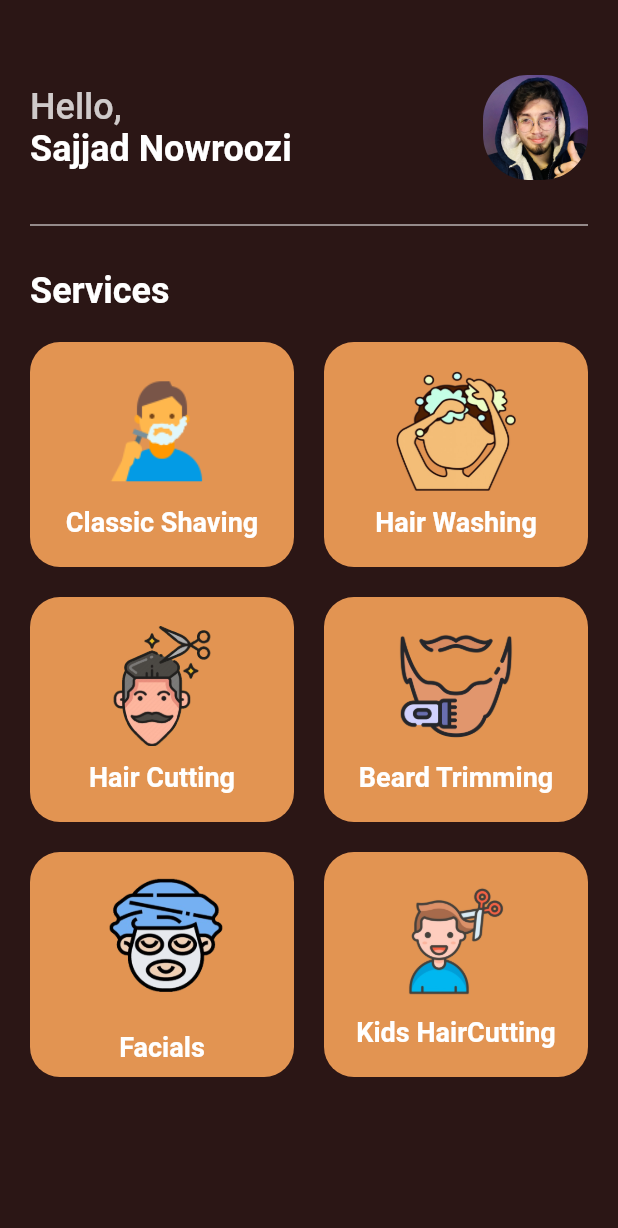
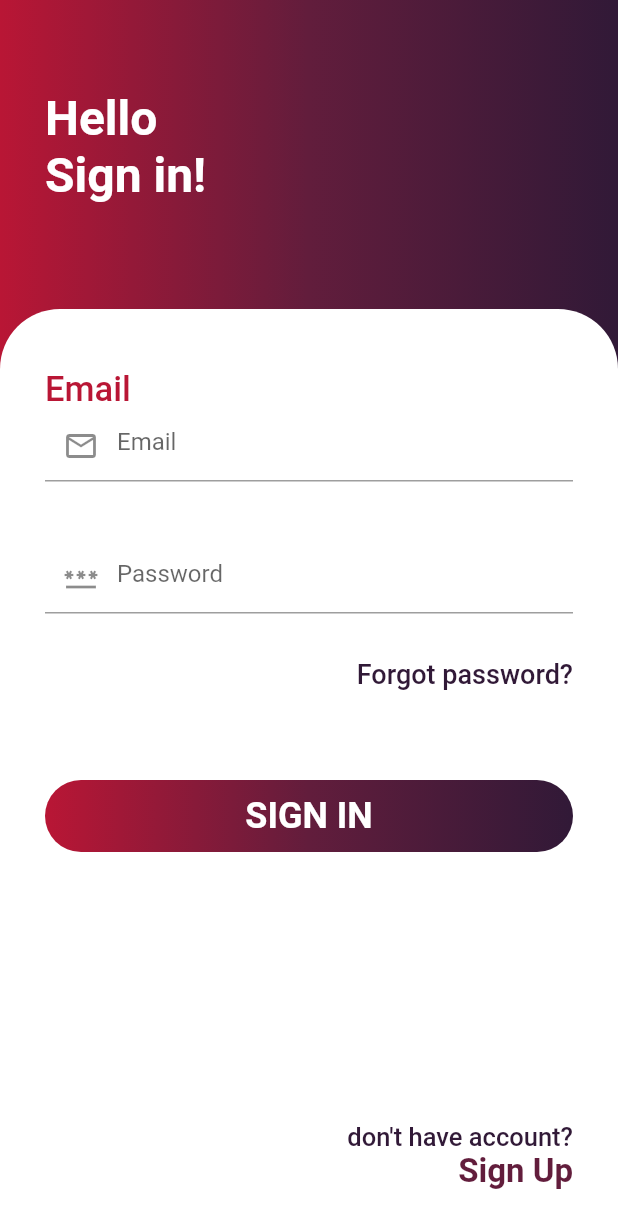
Before and after one commit to sajadnowroozi2003/BarberBookingApp, a Flutter app: the screen it shows after launch, on a phone screen of 412 x 824 dp. Shown: the top 1228 px of the screen. Run offline on Flutter 3.47's test engine with Material 2 defaults, Android fonts, the light colour scheme and no system bars.

Commit message:
finished Sign in page

```diff
--- a/lib/main.dart
+++ b/lib/main.dart
@@ -1,5 +1,6 @@
 import 'package:barbershope/pages/booking.dart';
 import 'package:barbershope/pages/home.dart';
+import 'package:barbershope/pages/login.dart';
 import 'package:barbershope/pages/onboarding.dart';
 import 'package:flutter/material.dart';
 
@@ -15,7 +16,7 @@ class MyApp extends StatelessWidget {
   Widget build(BuildContext context) {
     return MaterialApp(
       debugShowCheckedModeBanner: false,
-      home: Home(),
+      home: LogIn(),
     );
   }
 }
--- /dev/null
+++ b/lib/pages/login.dart
@@ -0,0 +1,149 @@
+import 'package:flutter/material.dart';
+
+class LogIn extends StatefulWidget {
+  const LogIn({super.key});
+
+  @override
+  State<LogIn> createState() => _LogInState();
+}
+
+class _LogInState extends State<LogIn> {
+  @override
+  Widget build(BuildContext context) {
+    return Scaffold(
+      body: Container(
+        child: Stack(
+          children: [
+            Container(
+              padding: EdgeInsets.only(top: 60.0, left: 30.0),
+              height: MediaQuery.of(context).size.height / 2,
+              width: MediaQuery.of(context).size.width,
+              decoration: BoxDecoration(
+                gradient: LinearGradient(
+                  colors: [
+                    Color(0xFFB91635),
+                    Color(0xFF621d3c),
+                    Color(0xFF311937),
+                  ],
+                ),
+              ),
+              child: Text(
+                "Hello\nSign in!",
+                style: TextStyle(
+                    color: Colors.white,
+                    fontSize: 32.0,
+                    fontWeight: FontWeight.bold),
+              ),
+            ),
+            Container(
+              padding: EdgeInsets.only(
+                  top: 40.0, left: 30.0, right: 30.0, bottom: 30.0),
+              margin:
+                  EdgeInsets.only(top: MediaQuery.of(context).size.height / 4),
+              height: MediaQuery.of(context).size.height,
+              width: MediaQuery.of(context).size.width,
+              decoration: BoxDecoration(
+                color: Colors.white,
+                borderRadius: BorderRadius.only(
+                  topLeft: Radius.circular(40.0),
+                  topRight: Radius.circular(40.0),
+                ),
+              ),
+              child: Column(
+                  crossAxisAlignment: CrossAxisAlignment.start,
+                  children: [
+                    Text(
+                      "Email",
+                      style: TextStyle(
+                          color: Color(0xFFB91635),
+                          fontSize: 23.0,
+                          fontWeight: FontWeight.w500),
+                    ),
+                    TextField(
+                      decoration: InputDecoration(
+                          hintText: "Email",
+                          prefixIcon: Icon(Icons.email_outlined)),
+                    ),
+                    SizedBox(
+                      height: 40.0,
+                    ),
+                    TextField(
+                      obscureText: true,
+                      decoration: InputDecoration(
+                          hintText: "Password",
+                          prefixIcon: Icon(Icons.password_outlined)),
+                    ),
+                    SizedBox(
+                      height: 30.0,
+                    ),
+                    Row(
+                      mainAxisAlignment: MainAxisAlignment.end,
+                      children: [
+                        Text(
+                          "Forgot password?",
+                          style: TextStyle(
+                              color: Color(0xFF311937),
+                              fontSize: 18.0,
+                              fontWeight: FontWeight.w500),
+                        ),
+                      ],
+                    ),
+                    SizedBox(
+                      height: 60.0,
+                    ),
+                    Container(
+                      padding: EdgeInsets.symmetric(vertical: 10.0),
+                      width: MediaQuery.of(context).size.width,
+                      decoration: BoxDecoration(
+                        gradient: LinearGradient(
+                          colors: [
+                            Color(0xFFB91635),
+                            Color(0xFF621d3c),
+                            Color(0xFF311937),
+                          ],
+                        ),
+                        borderRadius: BorderRadius.circular(30.0),
+                      ),
+                      child: Center(
+                        child: Text(
+                          "SIGN IN",
+                          style: TextStyle(
+                              color: Colors.white,
+                              fontSize: 24.0,
+                              fontWeight: FontWeight.bold),
+                        ),
+                      ),
+                    ),
+                    Spacer(),
+                    Row(
+                      mainAxisAlignment: MainAxisAlignment.end,
+                      children: [
+                        Text(
+                          "don't have account?",
+                          style: TextStyle(
+                              color: Color(0xFF311937),
+                              fontSize: 17.0,
+                              fontWeight: FontWeight.w500),
+                        ),
+                      ],
+                    ),
+                    Row(
+                      mainAxisAlignment: MainAxisAlignment.end,
+                      children: [
+                        Text(
+                          "Sign Up",
+                          style: TextStyle(
+                              color: Color(0xFF621d3c),
+                              fontSize: 22.0,
+                              fontWeight: FontWeight.bold),
+                        ),
+                      ],
+                    ),
+                  ]),
+            ),
+          ],
+        ),
+      ),
+    );
+  }
+}
```
